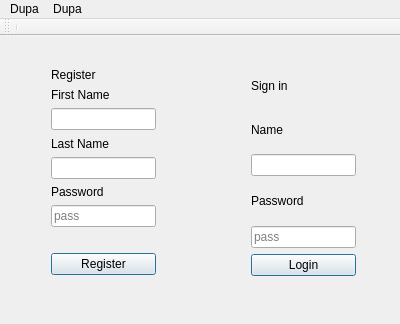
The window that cryptocompanion.ui (spczk/Cryptocompanion) describes before a commit, drawn with Qt 5.
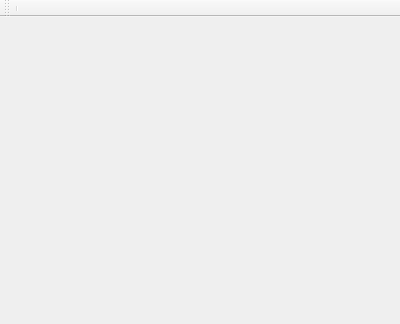
The same window after the commit.

Commit message: SecDialog out - Register impletmentation

What changed in the file:
```diff
--- a/cryptocompanion.ui
+++ b/cryptocompanion.ui
@@ -13,158 +13,7 @@
   <property name="windowTitle">
    <string>Cryptocompanion</string>
   </property>
-  <widget class="QWidget" name="centralWidget">
-   <widget class="QWidget" name="layoutWidget">
-    <property name="geometry">
-     <rect>
-      <x>40</x>
-      <y>20</y>
-      <width>127</width>
-      <height>230</height>
-     </rect>
-    </property>
-    <layout class="QVBoxLayout" name="verticalLayout_2">
-     <item>
-      <widget class="QLabel" name="Register_label">
-       <property name="text">
-        <string>Register</string>
-       </property>
-      </widget>
-     </item>
-     <item>
-      <widget class="QLabel" name="firstName_label">
-       <property name="text">
-        <string>First Name</string>
-       </property>
-      </widget>
-     </item>
-     <item>
-      <widget class="QLineEdit" name="firstName_lineEdit"/>
-     </item>
-     <item>
-      <widget class="QLabel" name="lastName_label">
-       <property name="text">
-        <string>Last Name</string>
-       </property>
-      </widget>
-     </item>
-     <item>
-      <widget class="QLineEdit" name="lastName_lineEdit"/>
-     </item>
-     <item>
-      <widget class="QLabel" name="register_password_label">
-       <property name="text">
-        <string>Password</string>
-       </property>
-       <property name="wordWrap">
-        <bool>false</bool>
-       </property>
-      </widget>
-     </item>
-     <item>
-      <widget class="QLineEdit" name="register_password_lineEdit">
-       <property name="frame">
-        <bool>true</bool>
-       </property>
-       <property name="placeholderText">
-        <string>pass</string>
-       </property>
-      </widget>
-     </item>
-     <item>
-      <spacer name="horizontalSpacer">
-       <property name="orientation">
-        <enum>Qt::Horizontal</enum>
-       </property>
-       <property name="sizeHint" stdset="0">
-        <size>
-         <width>40</width>
-         <height>20</height>
-        </size>
-       </property>
-      </spacer>
-     </item>
-     <item>
-      <widget class="QPushButton" name="registerButton">
-       <property name="focusPolicy">
-        <enum>Qt::StrongFocus</enum>
-       </property>
-       <property name="text">
-        <string>Register</string>
-       </property>
-       <property name="autoDefault">
-        <bool>false</bool>
-       </property>
-       <property name="default">
-        <bool>true</bool>
-       </property>
-      </widget>
-     </item>
-    </layout>
-   </widget>
-   <widget class="QWidget" name="layoutWidget">
-    <property name="geometry">
-     <rect>
-      <x>240</x>
-      <y>20</y>
-      <width>127</width>
-      <height>231</height>
-     </rect>
-    </property>
-    <layout class="QVBoxLayout" name="verticalLayout">
-     <item>
-      <widget class="QLabel" name="SignIn_label">
-       <property name="text">
-        <string>Sign in</string>
-       </property>
-      </widget>
-     </item>
-     <item>
-      <widget class="QLabel" name="Name_label">
-       <property name="text">
-        <string>Name</string>
-       </property>
-      </widget>
-     </item>
-     <item>
-      <widget class="QLineEdit" name="Name_lineEdit"/>
-     </item>
-     <item>
-      <widget class="QLabel" name="login_password_label">
-       <property name="text">
-        <string>Password</string>
-       </property>
-      </widget>
-     </item>
-     <item>
-      <widget class="QLineEdit" name="login_password_lineEdit">
-       <property name="frame">
-        <bool>true</bool>
-       </property>
-       <property name="placeholderText">
-        <string>pass</string>
-       </property>
-      </widget>
-     </item>
-     <item>
-      <widget class="QPushButton" name="loginButton">
-       <property name="focusPolicy">
-        <enum>Qt::StrongFocus</enum>
-       </property>
-       <property name="text">
-        <string>Login</string>
-       </property>
-       <property name="autoDefault">
-        <bool>false</bool>
-       </property>
-       <property name="default">
-        <bool>true</bool>
-       </property>
-      </widget>
-     </item>
-    </layout>
-   </widget>
-  </widget>
+  <widget class="QWidget" name="centralWidget"/>
   <widget class="QMenuBar" name="menuBar">
    <property name="geometry">
     <rect>
@@ -174,19 +23,6 @@
      <height>22</height>
     </rect>
    </property>
-   <widget class="QMenu" name="menuDupa">
-    <property name="title">
-     <string>Dupa</string>
-    </property>
-   </widget>
-   <widget class="QMenu" name="menuDupa_2">
-    <property name="title">
-     <string>Dupa</string>
-    </property>
-    <addaction name="actionDupa"/>
-   </widget>
-   <addaction name="menuDupa"/>
-   <addaction name="menuDupa_2"/>
   </widget>
   <widget class="QToolBar" name="mainToolBar">
    <attribute name="toolBarArea">
```
The commit also changes 7 other files.
